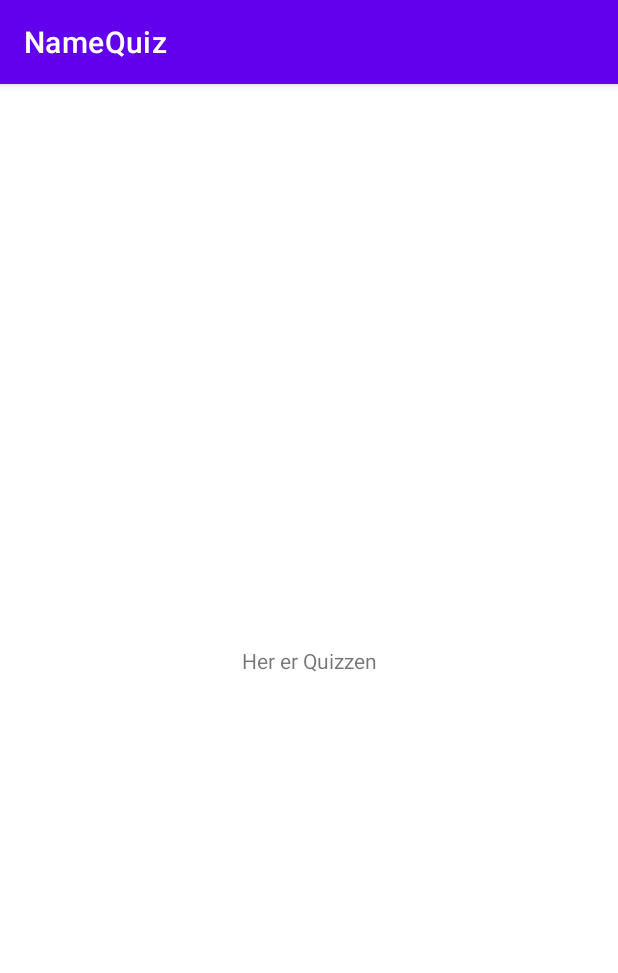
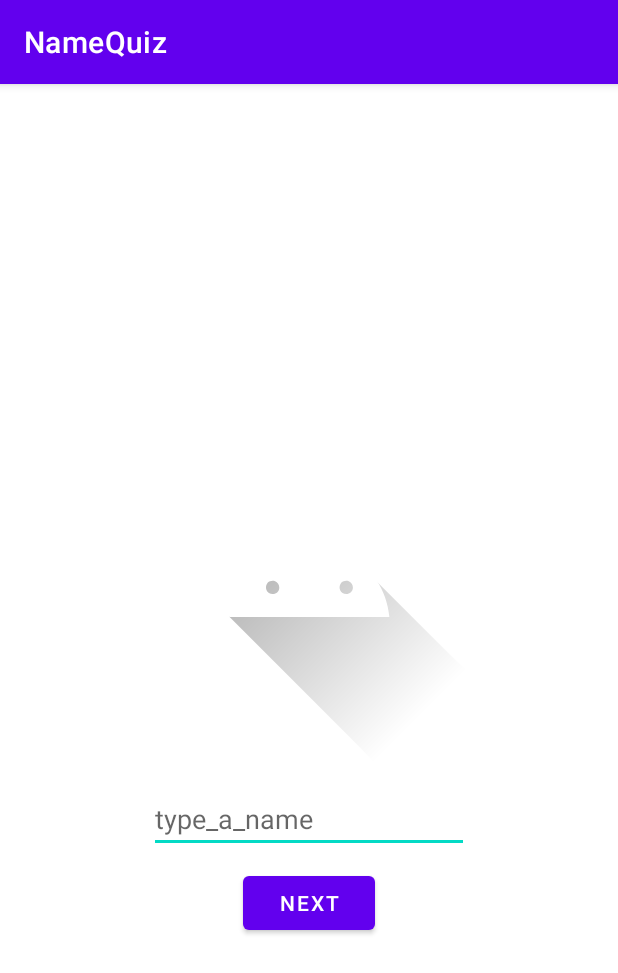
Before and after one commit to BendikSim/Dat153_Oblig1, an Android app: the QuizActivity screen opened directly, with no data from a screen before it, on a phone screen of 412 x 824 dp. Shown: the top 973 px of the screen. Run offline under Robolectric (Android 15) with nearby library versions, the phone set to English and light mode, and no system bars.

```diff
--- a/app/src/main/AndroidManifest.xml
+++ b/app/src/main/AndroidManifest.xml
@@ -5,6 +5,7 @@
     <uses-permission android:name="android.permission.CAMERA"/>
 
     <application
+        android:name=".database.DAO"
         android:allowBackup="true"
         android:icon="@mipmap/ic_launcher"
         android:label="@string/app_name"
--- a/app/src/main/java/com/example/namequiz/database/DAO.java
+++ b/app/src/main/java/com/example/namequiz/database/DAO.java
@@ -3,7 +3,7 @@ package com.example.namequiz.database;
 import android.app.Application;
 import android.graphics.Bitmap;
 import android.graphics.BitmapFactory;
-import android.os.PersistableBundle;
+import android.graphics.drawable.Drawable;
 
 import com.example.namequiz.R;
 import com.example.namequiz.model.Person;
--- a/app/src/main/java/com/example/namequiz/model/Person.java
+++ b/app/src/main/java/com/example/namequiz/model/Person.java
@@ -1,6 +1,7 @@
 package com.example.namequiz.model;
 
 import android.graphics.Bitmap;
+import android.graphics.drawable.Drawable;
 
 public class Person {
 
--- a/app/src/main/res/layout/activity_database.xml
+++ b/app/src/main/res/layout/activity_database.xml
@@ -21,7 +21,7 @@
 
     <ListView
         android:id="@+id/listView"
-        android:layout_width="match_parent"
+        android:layout_width="wrap_content"
         android:layout_height="488dp"
         android:columnWidth="90dp"
         android:horizontalSpacing="10dp"
@@ -32,7 +32,7 @@
     <Button
         android:id="@+id/button7"
         android:layout_width="wrap_content"
-        android:layout_height="0dp"
+        android:layout_height="97dp"
         android:layout_margin="10dp"
         android:layout_weight="1"
         android:onClick="goToAddActivity"
--- a/app/src/main/res/layout/activity_quiz.xml
+++ b/app/src/main/res/layout/activity_quiz.xml
@@ -6,13 +6,50 @@
     android:layout_height="match_parent"
     tools:context=".activity.QuizActivity">
 
-    <TextView
-        android:id="@+id/textView"
+    <ImageView
+        android:id="@+id/quiz_image"
+        android:layout_width="250dp"
+        android:layout_height="250dp"
+        android:layout_marginBottom="10dp"
+        android:contentDescription="@string/personimage"
+        app:layout_constraintBottom_toTopOf="@+id/quizAns_Txt"
+        app:layout_constraintEnd_toEndOf="parent"
+        app:layout_constraintStart_toStartOf="parent"
+        app:srcCompat="@drawable/ic_launcher_foreground" />
+
+
+    <EditText
+        android:id="@+id/quizAns_Txt"
         android:layout_width="wrap_content"
         android:layout_height="wrap_content"
-        android:text="@string/her_er_quizzen"
+        android:layout_marginBottom="255dp"
+        android:autofillHints="type_a_name"
+        android:ems="10"
+        android:hint="@string/type_a_name"
+        android:inputType="textPersonName"
         app:layout_constraintBottom_toBottomOf="parent"
         app:layout_constraintEnd_toEndOf="parent"
-        app:layout_constraintStart_toStartOf="parent"
+        app:layout_constraintStart_toStartOf="parent" />
+
+    <Button
+        android:id="@+id/quizNext_Btn"
+        android:layout_width="wrap_content"
+        android:layout_height="wrap_content"
+        android:layout_marginTop="9dp"
+        android:text="@string/next"
+        app:layout_constraintEnd_toEndOf="@+id/quizAns_Txt"
+        app:layout_constraintStart_toStartOf="@+id/quizAns_Txt"
+        app:layout_constraintTop_toBottomOf="@+id/quizAns_Txt" />
+
+    <TextView
+        android:id="@+id/quizScoreTracker"
+        android:layout_width="wrap_content"
+        android:layout_height="wrap_content"
+        android:layout_marginTop="16dp"
+        android:layout_marginEnd="16dp"
+        android:textSize="18sp"
+        android:textStyle="bold"
+        app:layout_constraintEnd_toEndOf="parent"
         app:layout_constraintTop_toTopOf="parent" />
+
 </androidx.constraintlayout.widget.ConstraintLayout>
--- a/app/src/main/res/values/strings.xml
+++ b/app/src/main/res/values/strings.xml
@@ -14,4 +14,7 @@
     <string name="hello">Hello</string>
     <string name="add_a_new_person">Add a new person</string>
     <string name="delete_btn">delBtn</string>
+    <string name="personimage">personImage</string>
+    <string name="type_a_name">type_a_name</string>
+    <string name="next">next</string>
 </resources>
```
Also changed, not shown: app/src/main/java/com/example/namequiz/activity/AddActivity.java (+5 -2 lines), app/src/main/java/com/example/namequiz/activity/DatabaseActivity.java (+3 -19 lines), app/src/main/java/com/example/namequiz/adapter/ListViewAdapter.java (+15 -56 lines), app/src/main/res/layout/list_view.xml (+17 -34 lines).
